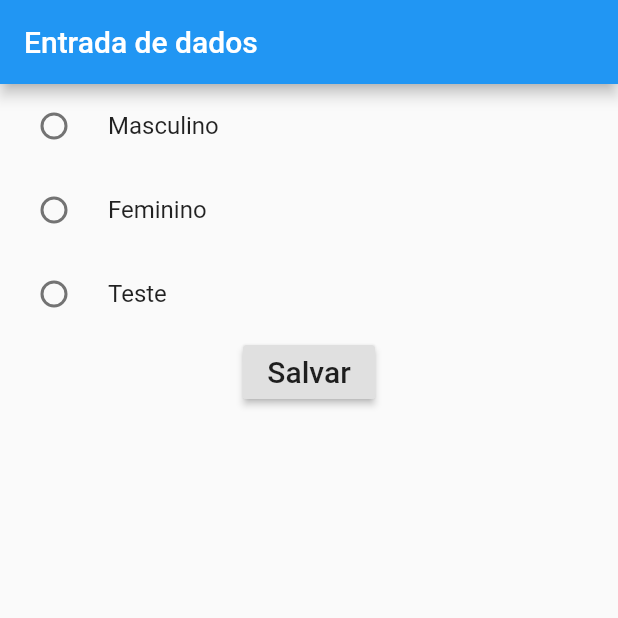
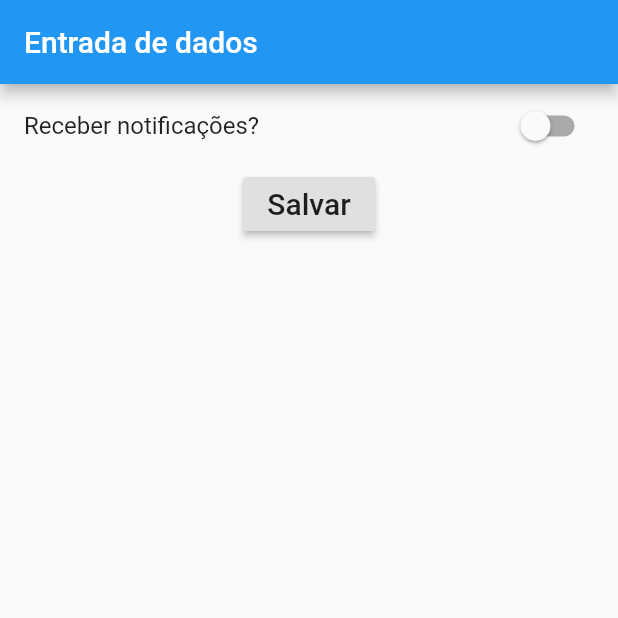
Before and after one commit to danieldfr/curso_flutter, a Flutter app: the screen it shows after launch, after a tap on "Salvar", on a phone screen of 412 x 824 dp, the top half of it. Run offline on Flutter 3.47's test engine with Material 2 defaults, Android fonts, the phone set to English and light mode, and no system bars.

Commit message:
ADD componente Switch
Implementação de como utilizar o componente Switch. Utilizando o projeto entrada_dados.

```diff
--- /dev/null
+++ b/projetos_arquivos/entrada_dados/lib/EntradaSwitch.dart
@@ -0,0 +1,73 @@
+import 'package:flutter/material.dart';
+
+class EntradaSwitch extends StatefulWidget {
+  const EntradaSwitch({Key? key}) : super(key: key);
+
+  @override
+  State<EntradaSwitch> createState() => _EntradaSwitchState();
+}
+
+class _EntradaSwitchState extends State<EntradaSwitch> {
+
+  bool _escolhaUsuario = false;
+  bool _escolhaConfiguracao = false;
+
+  @override
+  Widget build(BuildContext context) {
+    return Scaffold(
+      appBar: AppBar(
+        title: Text("Entrada de dados"),
+      ),
+      body: Container(
+        child: Column(
+          children: <Widget>[
+
+            SwitchListTile(
+              title: Text("Receber notificações?"),
+                value: _escolhaUsuario,
+                onChanged: (valor){
+                  setState(() {
+                    _escolhaUsuario = valor;
+                  });
+                }
+            ),
+
+            RaisedButton(
+              child: Text(
+                "Salvar",
+                style: TextStyle(
+                    fontSize: 20
+                ),
+              ),
+              onPressed: (){
+
+                if( _escolhaUsuario ){
+                  print("escolha: ativar notificações");
+                }else{
+                  print("escolha: NÃO ativar as notificações");
+                }
+
+                //print("Resultado: " + _escolhaUsuario.toString());
+              },
+            ),
+
+            /*
+            Switch(
+                value: _escolhaUsuario,
+                onChanged: (valor){
+
+                  setState(() {
+                    _escolhaUsuario = valor;
+                  });
+
+                }
+            ),
+            Text("Receber notificações?")
+             */
+
+          ],
+        ),
+      ),
+    );
+  }
+}
--- a/projetos_arquivos/entrada_dados/lib/main.dart
+++ b/projetos_arquivos/entrada_dados/lib/main.dart
@@ -1,11 +1,13 @@
 import 'package:entrada_dados/CampoTexto.dart';
 import 'package:entrada_dados/EntradaRadioButton.dart';
+import 'package:entrada_dados/EntradaSwitch.dart';
 import 'package:flutter/material.dart';
 import 'package:entrada_dados/EntradaCheckbox.dart';
 void main(){
   runApp(
     MaterialApp(
-      home: EntradaRadioButton(),
+      home: EntradaSwitch(),
+      //home: EntradaRadioButton(),
       //home: EntradaCheckbox(),
       //home: CampoTexto(),
     )
```
